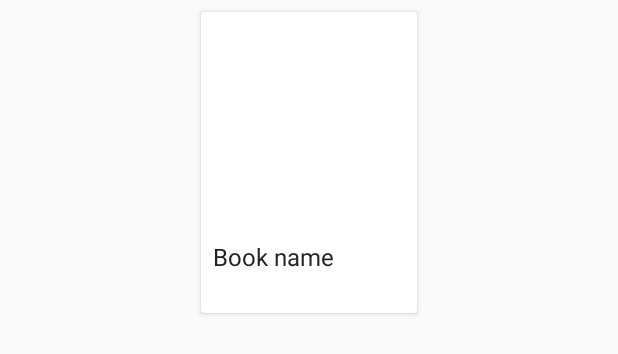
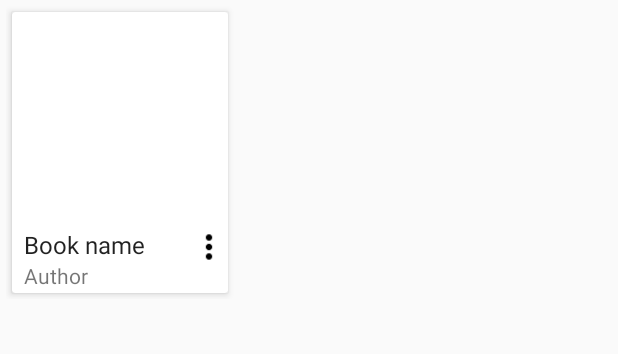
Before and after one commit to chemouna/HarryPotterBooks, an Android app: the layout book_item.xml on its own in the app's theme, with its tools: preview values and no code run, on a phone screen of 412 x 824 dp. Shown: the top 354 px of the screen. Run offline under Robolectric (Android 15) with nearby library versions, the phone set to English and light mode, and no system bars.

Commit message:
Setup book item view.

```diff
--- a/app/src/main/java/com/mounacheikhna/xebiaproject/ui/book/BookItemView.java
+++ b/app/src/main/java/com/mounacheikhna/xebiaproject/ui/book/BookItemView.java
@@ -3,10 +3,9 @@ package com.mounacheikhna.xebiaproject.ui.book;
 import android.content.Context;
 import android.text.TextUtils;
 import android.util.AttributeSet;
-import android.view.LayoutInflater;
-import android.view.View;
 import android.widget.ImageView;
 import android.widget.RelativeLayout;
+import android.widget.TextView;
 import butterknife.Bind;
 import butterknife.ButterKnife;
 import com.mounacheikhna.xebiaproject.R;
@@ -18,19 +17,27 @@ import com.squareup.picasso.Picasso;
  */
 public class BookItemView extends RelativeLayout {//maybe extend CardView instead ?
 
-  @Bind(R.id.book_image) ImageView mBookImage;
+  @Bind(R.id.book_image) ImageView mImageView;
+  @Bind(R.id.book_name) TextView mNameView;
+  @Bind(R.id.book_author) TextView mAuthorView;
 
   public BookItemView(Context context) {
     super(context);
   }
 
+  public BookItemView(Context context, AttributeSet attrs) {
+    super(context, attrs);
+  }
+
   public void bindTo(Book book, Picasso picasso) {
+    mNameView.setText(book.getTitle());
+    //mAuthorView.setText(book.get);
     if (!TextUtils.isEmpty(book.getCover())) {
       picasso.load(book.getCover())
           //.placeholder(R.drawable.ic_city)
           //.error(R.drawable.ic_city)
           .fit()
-          .into(mBookImage);
+          .into(mImageView);
     }
   }
 
--- a/app/src/main/res/layout/book_item.xml
+++ b/app/src/main/res/layout/book_item.xml
@@ -1,12 +1,11 @@
 <?xml version="1.0" encoding="utf-8"?>
-<LinearLayout xmlns:android="http://schemas.android.com/apk/res/android"
+<com.mounacheikhna.xebiaproject.ui.book.BookItemView
+    xmlns:android="http://schemas.android.com/apk/res/android"
     xmlns:tools="http://schemas.android.com/tools"
     xmlns:app="http://schemas.android.com/apk/res-auto"
     android:layout_width="match_parent"
     android:layout_height="wrap_content"
-    android:layout_margin="4dp"
-    android:orientation="vertical"
-    android:gravity="center">
+    android:layout_margin="4dp">
 
   <android.support.v7.widget.CardView
       android:id="@+id/container"
@@ -16,58 +15,57 @@
       android:layout_margin="4dp"
       android:foreground="@drawable/book_background"
       app:cardCornerRadius="2dp"
+      app:cardElevation="3dp"
       tools:background="@color/primary">
 
-    <RelativeLayout
+    <LinearLayout
         android:layout_width="match_parent"
-        android:layout_height="match_parent">
+        android:layout_height="match_parent"
+        android:orientation="vertical">
 
       <ImageView
           android:id="@+id/book_image"
           android:layout_width="@dimen/book_column_width"
           android:layout_height="@dimen/book_column_width"
-          android:layout_alignParentLeft="true"
-          android:layout_alignParentTop="true"
-          android:layout_centerVertical="true"
           android:scaleType="fitStart"
-          android:layout_gravity="center_horizontal" />
+          android:layout_gravity="center_horizontal"/>
 
+        <RelativeLayout
+            android:layout_width="match_parent"
+            android:layout_height="wrap_content"
+            android:layout_gravity="center_vertical"
+            android:layout_marginLeft="@dimen/spacing_normal"
+            android:layout_marginStart="@dimen/spacing_normal">
 
           <TextView
               android:id="@+id/book_name"
-          android:textSize="16sp"
-          android:fontFamily="sans-serif"
-          android:textColor="#212121"
               android:layout_width="wrap_content"
               android:layout_height="wrap_content"
-          android:layout_alignParentLeft="true"
-          android:layout_alignParentStart="true"
-          android:maxLines="2"
-          android:lines="2"
-          android:layout_below="@+id/book_image"
-          android:layout_gravity="center_horizontal"
-          android:layout_marginBottom="8dp"
-          android:layout_marginTop="8dp"
-          android:paddingLeft="8dp"
-          android:paddingRight="8dp"
-          tools:text="Book name"
-          android:ellipsize="end" />
+              style="@style/Widget.HenriPotier.CardTitle"
+              tools:text="Book name"/>
 
           <TextView
               android:id="@+id/book_author"
-          style="@style/TextAppearance.AppCompat.Small"
+              android:layout_below="@id/book_name"
               android:layout_width="wrap_content"
               android:layout_height="wrap_content"
+              style="@style/Widget.HenriPotier.CardSubtitle"
+              tools:text="Author"/>
+
+          <ImageView
+              android:layout_width="40dp"
+              android:layout_height="25dp"
+              android:layout_toRightOf="@id/book_name"
+              android:layout_toEndOf="@id/book_name"
               android:layout_alignParentRight="true"
-          android:layout_below="@id/book_image"
-          android:layout_marginBottom="2dp"
-          android:layout_marginLeft="2dp"
-          android:layout_marginRight="2dp"
-          android:visibility="gone"
-          tools:text="Author" />
+              android:layout_alignParentEnd="true"
+              android:scaleType="fitEnd"
+              android:src="@drawable/ic_more_vert_black_24dp"/>
 
       </RelativeLayout>
 
+    </LinearLayout>
+
   </android.support.v7.widget.CardView>
 
-</LinearLayout>
+</com.mounacheikhna.xebiaproject.ui.book.BookItemView>
--- a/app/src/main/res/values/styles.xml
+++ b/app/src/main/res/values/styles.xml
@@ -11,4 +11,18 @@
 
   <style name="HenriPotier.MainActivity"/>
 
+  <style name="Widget.HenriPotier.CardTitle">
+    <item name="android:maxLines">2</item>
+    <item name="android:ellipsize">end</item>
+    <item name="android:textSize">16sp</item>
+    <item name="android:textColor">@color/text_primary_dark</item>
+  </style>
+
+  <style name="Widget.HenriPotier.CardSubtitle" parent="TextAppearance.AppCompat.Small">
+    <item name="android:maxLines">1</item>
+    <item name="android:ellipsize">end</item>
+    <item name="android:layout_marginBottom">@dimen/spacing_very_small</item>
+    <item name="android:textColor">@color/text_secondary_dark</item>
+  </style>
+
 </resources>
```
Also changed, not shown: app/src/main/res/drawable-hdpi/ic_more_vert_black_24dp.png (added), app/src/main/res/drawable-mdpi/ic_more_vert_black_24dp.png (added), app/src/main/res/drawable-xhdpi/ic_more_vert_black_24dp.png (added), app/src/main/res/drawable-xxhdpi/ic_more_vert_black_24dp.png (added), app/src/main/res/drawable-xxxhdpi/ic_more_vert_black_24dp.png (added), 4 other files. Lines whose indentation alone changed are shown as unchanged.
